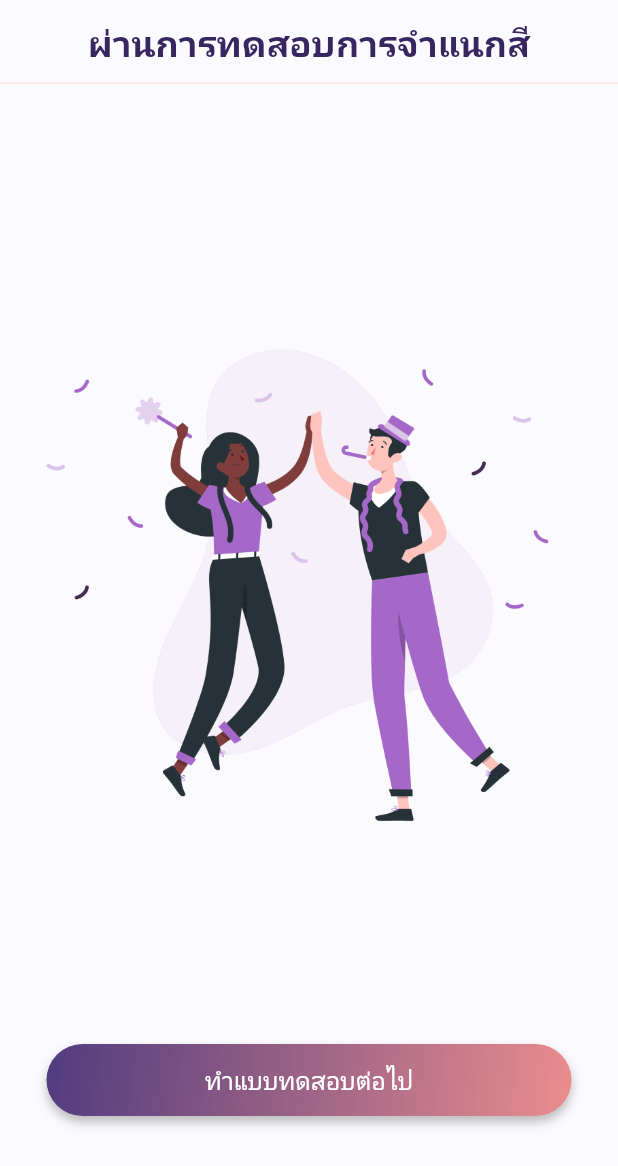
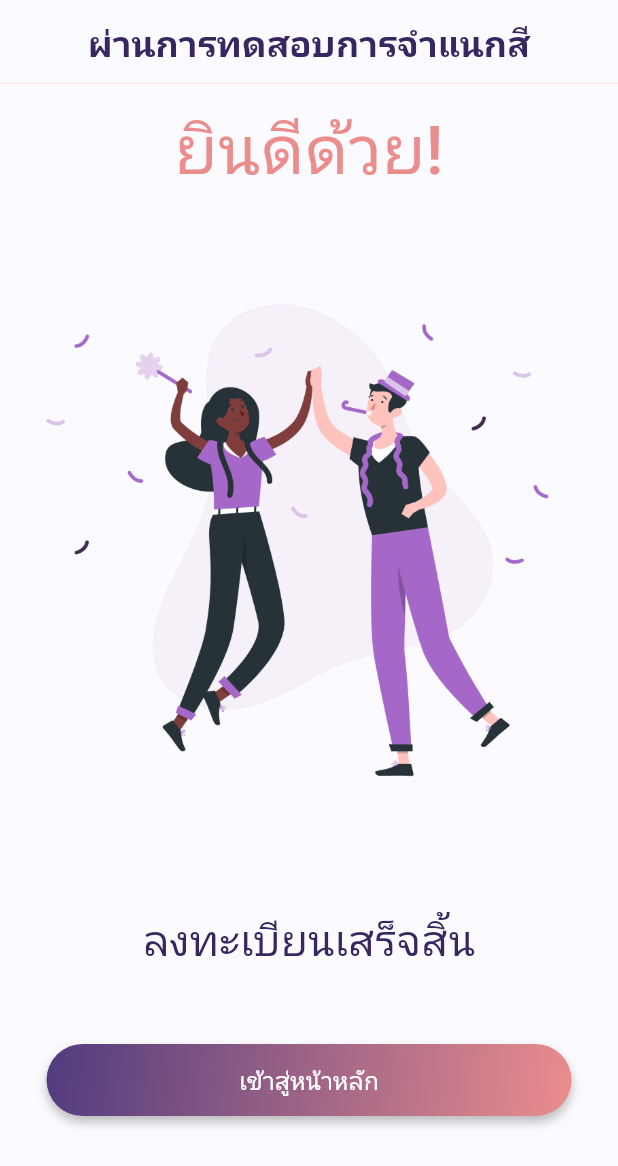
Before and after one commit to anpdgr/SpeechStroop, a Flutter app: the PassColorTestScreen screen opened by its route, on a phone screen of 412 x 824 dp. Shown: the top 1166 px of the screen. Run offline on Flutter 3.47's test engine with Material 2 defaults, Android fonts, the phone set to English and light mode, and no system bars; our stand-ins replace animated_text_kit, avatar_glow, logger, speech_to_text, tuple; missing offline and left inert: buddhist_datetime_dateformat, mongo_dart; accounts and stored records are empty; Roboto replaces fonts that are missing (BaiJamjuree).

Commit message:
fix(precon): remove mic test

```diff
--- a/speech_stroop/lib/screens/precondition_test/color_test/pass_color_test.dart
+++ b/speech_stroop/lib/screens/precondition_test/color_test/pass_color_test.dart
@@ -2,7 +2,16 @@ import 'package:flutter/material.dart';
 import 'package:flutter/services.dart';
 import 'package:speech_stroop/components/appbar.dart';
 import 'package:speech_stroop/components/button/primary_button.dart';
-import 'package:speech_stroop/screens/precondition_test/reading_test/reading_test.dart';
+import 'package:speech_stroop/constants.dart';
+import 'package:speech_stroop/model/auth.dart';
+import 'package:speech_stroop/model/test_module/history.dart';
+import 'package:speech_stroop/model/user.dart';
+import 'package:speech_stroop/screens/auth/register.dart';
+import 'package:speech_stroop/screens/home/home_screen.dart';
+import 'package:http/http.dart' as http;
+import 'dart:convert';
+
+import '../../../theme.dart';
 
 class PassColorTestScreen extends StatefulWidget {
   const PassColorTestScreen({Key key}) : super(key: key);
@@ -20,9 +29,15 @@ class _PassColorTestState extends State<PassColorTestScreen> {
     return Scaffold(
         key: scaffoldKey,
         backgroundColor: const Color(0xFFFBFBFF),
-        appBar: CustomAppBar('ผ่านการทดสอบการจำแนกสี'),
+        appBar: const CustomAppBar('ผ่านการทดสอบการจำแนกสี'),
         body: Column(
           children: [
+            Padding(
+              padding: const EdgeInsets.all(10.0),
+              child: Text('ยินดีด้วย!',
+                  style:
+                      textTheme().displayMedium.apply(color: secondaryColor)),
+            ),
             Expanded(
               child: Align(
                 alignment: const AlignmentDirectional(0, 1),
@@ -35,9 +50,31 @@ class _PassColorTestState extends State<PassColorTestScreen> {
               ),
             ),
             Padding(
-              padding: const EdgeInsetsDirectional.fromSTEB(0, 50, 0, 80),
-              child: PrimaryButton('ทำแบบทดสอบต่อไป', () {
-                Navigator.pushNamed(context, ReadingTestScreen.routeName);
+              padding: const EdgeInsets.all(10.0),
+              child:
+                  Text('ลงทะเบียนเสร็จสิ้น', style: textTheme().headlineMedium),
+            ),
+            Padding(
+              padding: const EdgeInsetsDirectional.fromSTEB(0, 20, 0, 80),
+              child: PrimaryButton('เข้าสู่หน้าหลัก', () async {
+                precondition.isPassAll = true;
+                registerReq.precondition = precondition;
+
+                var res = await http.post(
+                    Uri.parse("http://localhost:3000/auth/register"),
+                    headers: {'Content-Type': 'application/json'},
+                    body: jsonEncode(registerReq));
+
+                //TODO: login with this user
+                if (res.statusCode == 200) {
+                  auth = Auth.fromJson(jsonDecode(res.body));
+                  await getUserProfile();
+                  await getHistory();
+                  print("login success");
+                  Navigator.pushNamed(context, HomeScreen.routeName);
+                }
+
+                Navigator.pushNamed(context, HomeScreen.routeName);
               }),
             )
           ],
--- a/speech_stroop/lib/screens/precondition_test/reading_test/reading_test.dart
+++ b/speech_stroop/lib/screens/precondition_test/reading_test/reading_test.dart
@@ -42,7 +42,7 @@ class _ReadingTestScreenState extends State<ReadingTestScreen> {
   Widget build(BuildContext context) {
     SystemChrome.setEnabledSystemUIMode(SystemUiMode.manual, overlays: []);
     return Scaffold(
-      appBar: CustomAppBar('การทดสอบการอ่าน'),
+      appBar: const CustomAppBar('การทดสอบการอ่าน'),
       floatingActionButtonLocation: FloatingActionButtonLocation.centerFloat,
       floatingActionButton: MicButton(isListening, listen),
       key: scaffoldKey,
```
Also changed, not shown: speech_stroop/lib/screens/precondition_test/introduction.dart (+6 -6 lines), speech_stroop/lib/screens/precondition_test/reading_test/pass_reading_test.dart (+4 -40 lines), 1 other file.
